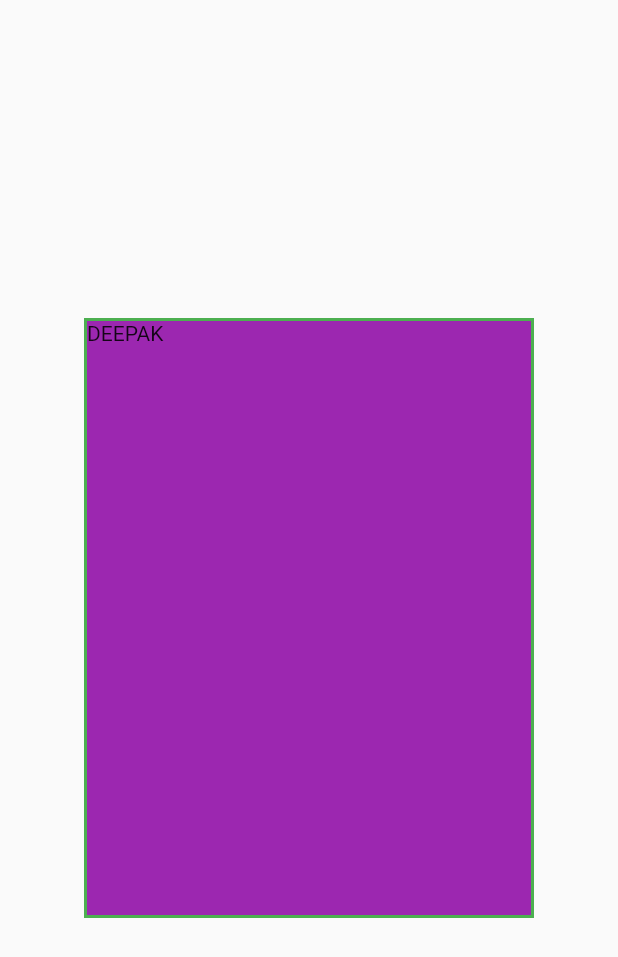
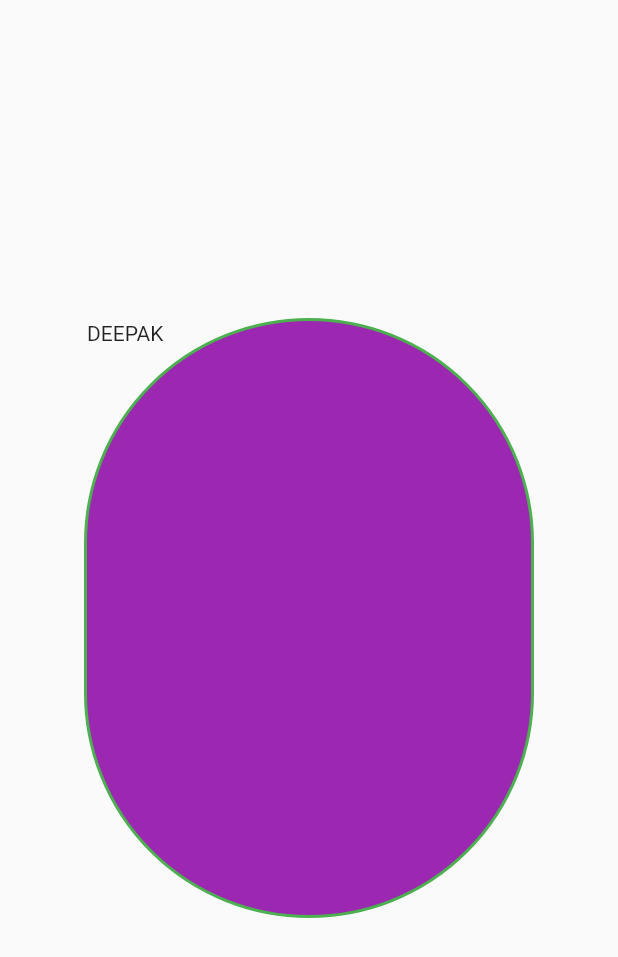
Before and after one commit to deepakp2411/basics, a Flutter app: the screen it shows after launch, on a phone screen of 412 x 824 dp. Shown: the top 957 px of the screen. Run offline on Flutter 3.47's test engine with Material 2 defaults, Android fonts, the phone set to English and light mode, and no system bars.

Commit message:
some changes

```diff
--- a/lib/main.dart
+++ b/lib/main.dart
@@ -1,6 +1,6 @@
 import 'package:flutter/material.dart';
 
-void main(){
+void main() {
   runApp(const MyApp());
 }
 
@@ -9,7 +9,7 @@ class MyApp extends StatelessWidget {
 
   @override
   Widget build(BuildContext context) {
-    return  MaterialApp(
+    return MaterialApp(
       debugShowCheckedModeBanner: false,
       home: Scaffold(
           body: Center(
@@ -18,17 +18,16 @@ class MyApp extends StatelessWidget {
           width: 300,
           decoration: BoxDecoration(
               color: Colors.purple,
-              border: Border.all(
-                width: 2,
-                color: Colors.green
+              border: Border.all(width: 2, color: Colors.green,
 
+              ),
+              borderRadius: const BorderRadius.all(
+                Radius.circular(150),
               )
               ),
-            child: Text("DEEPAK"),
+          child: const Text("DEEPAK"),
         ),
-        )
-      ),
+      )),
     );
-
   }
 }
```
Lines whose indentation alone changed are shown as unchanged.
